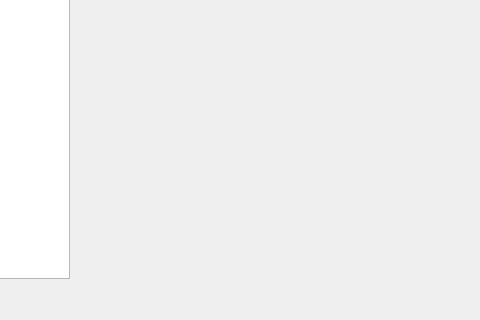
Before: the Qt Designer form CS1D-Basketball-master/Basketball/confirmdenver.ui in moetaei/CS1D-Basketball, drawn with Qt 5; both pictures show x 266 to 746 and y 232 to 552 of the 746 by 552 pixel window.
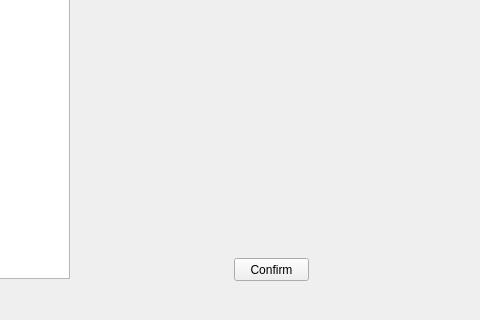
After: the same form once the commit is applied.

The edit to the form file:
```diff
--- a/CS1D-Basketball-master/Basketball/confirmdenver.ui
+++ b/CS1D-Basketball-master/Basketball/confirmdenver.ui
@@ -26,6 +26,19 @@
     <enum>QAbstractItemView::SingleSelection</enum>
    </property>
   </widget>
+  <widget class="QPushButton" name="pushButton">
+   <property name="geometry">
+    <rect>
+     <x>500</x>
+     <y>490</y>
+     <width>75</width>
+     <height>23</height>
+    </rect>
+   </property>
+   <property name="text">
+    <string>Confirm</string>
+   </property>
+  </widget>
  </widget>
  <resources/>
  <connections/>
```
